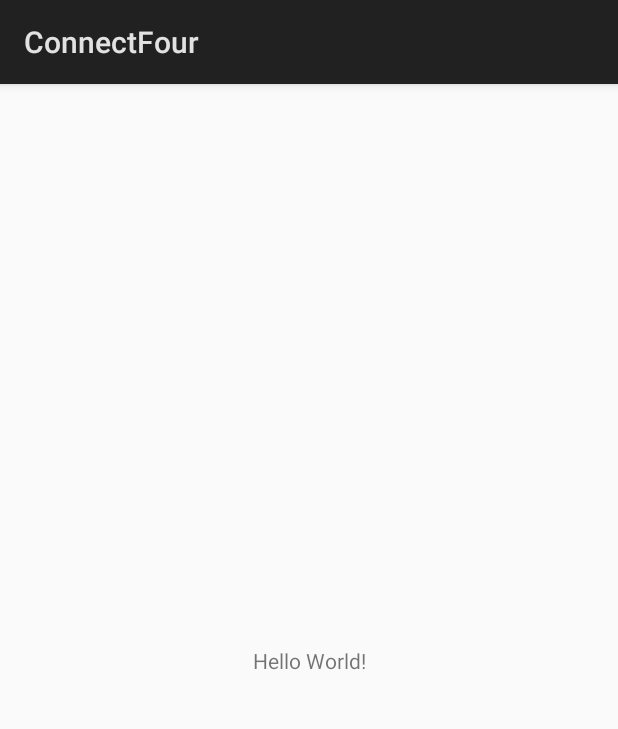
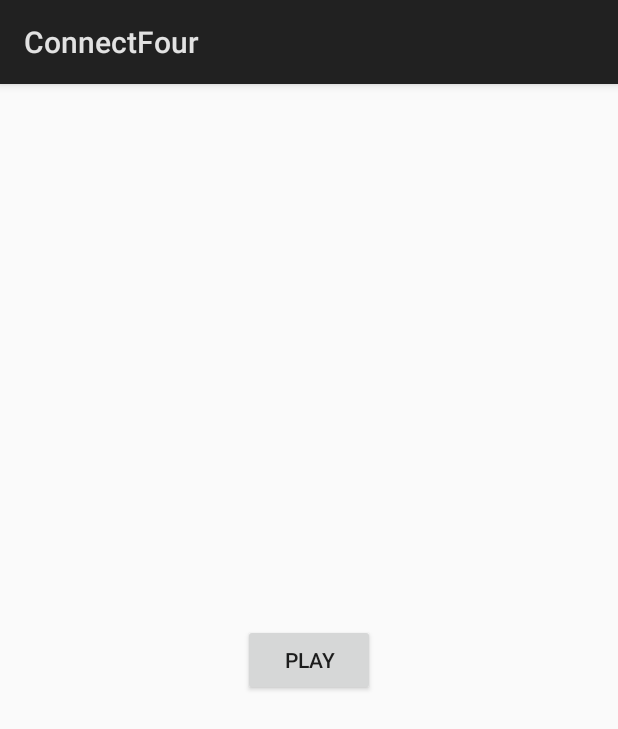
Before and after one commit to ballr73/ConnectFour, an Android app: the screen it shows after launch (MainActivity), on a phone screen of 412 x 824 dp. Shown: the top 729 px of the screen. Run offline under Robolectric (Android 15) with nearby library versions, the phone set to English and light mode, and no system bars.

Commit message:
game listener and mockup from main activity

```diff
--- a/app/src/main/java/com/coder73/connectfour/GameListener.java
+++ b/app/src/main/java/com/coder73/connectfour/GameListener.java
@@ -2,6 +2,6 @@ package com.coder73.connectfour;
 
 interface GameListener {
 
-    void invalid();
-    Disc winner();
+    void invalidMove();
+    void gameOver(Disc winner);
 }
--- a/app/src/main/res/layout/activity_main.xml
+++ b/app/src/main/res/layout/activity_main.xml
@@ -6,13 +6,14 @@
     android:layout_height="match_parent"
     tools:context=".MainActivity">
 
-    <TextView
+    <Button
+        android:id="@+id/playButton"
         android:layout_width="wrap_content"
         android:layout_height="wrap_content"
-        android:text="Hello World!"
+        android:text="Play"
         app:layout_constraintBottom_toBottomOf="parent"
-        app:layout_constraintLeft_toLeftOf="parent"
-        app:layout_constraintRight_toRightOf="parent"
-        app:layout_constraintTop_toTopOf="parent" />
-
+        app:layout_constraintEnd_toEndOf="parent"
+        app:layout_constraintStart_toStartOf="parent"
+        app:layout_constraintTop_toTopOf="parent"
+        android:onClick="playButtonOnClick"/>
 </android.support.constraint.ConstraintLayout>
```
Also changed, not shown: app/src/main/java/com/coder73/connectfour/Game.java (+3 -5 lines), app/src/main/java/com/coder73/connectfour/MainActivity.java (+16 -5 lines).
